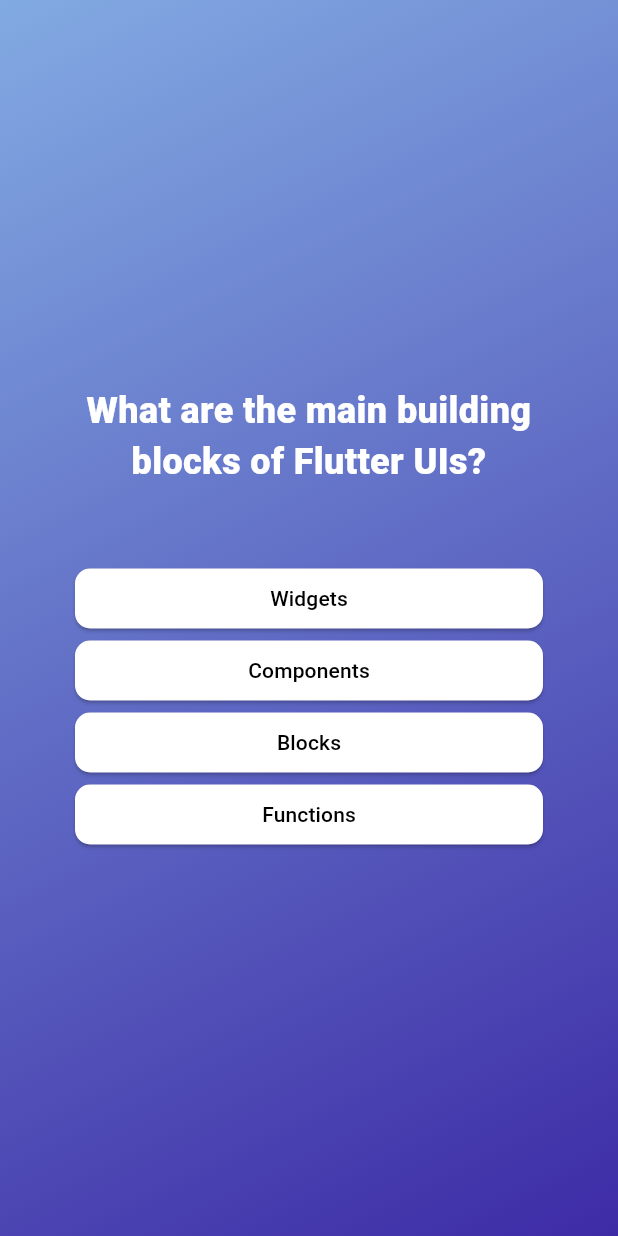
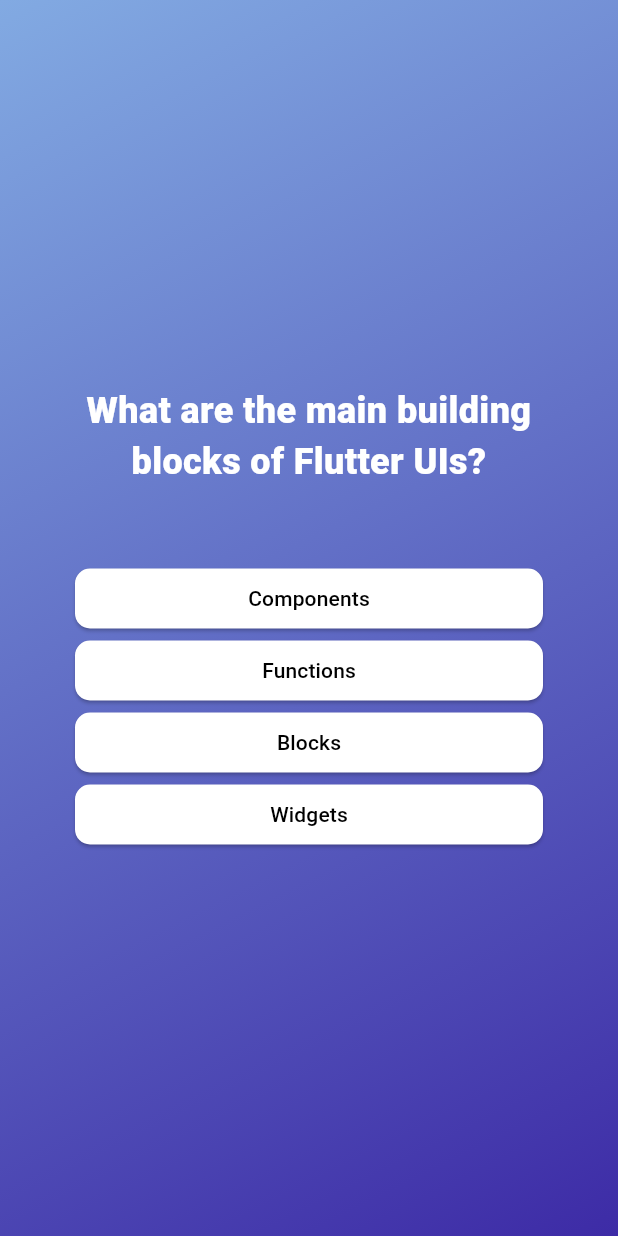
Before and after one commit to ravraw/flutter_quiz_app, a Flutter app: the screen it shows after launch, after a tap on "Start Quiz", on a phone screen of 412 x 824 dp. Run offline on Flutter 3.47's test engine with Material 3 defaults, Android fonts, the phone set to English and light mode, and no system bars.

```diff
--- a/lib/models/question.dart
+++ b/lib/models/question.dart
@@ -2,4 +2,10 @@ class Question {
   const Question(this.text, this.answers);
   final String text;
   final List<String> answers;
+
+  List<String> getShuffledAnswer() {
+    final List<String> shuffledAnswers = List.of(answers);
+    shuffledAnswers.shuffle();
+    return shuffledAnswers;
+  }
 }
--- a/lib/quiz_question.dart
+++ b/lib/quiz_question.dart
@@ -21,7 +21,8 @@ class QuizQuestion extends StatelessWidget {
             textAlign: TextAlign.center,
           ),
           const SizedBox(height: 50),
-          for (final answer in question.answers) QuizAnswer(answer, select),
+          for (final answer in question.getShuffledAnswer())
+            QuizAnswer(answer, select),
         ],
       ),
     );
```
